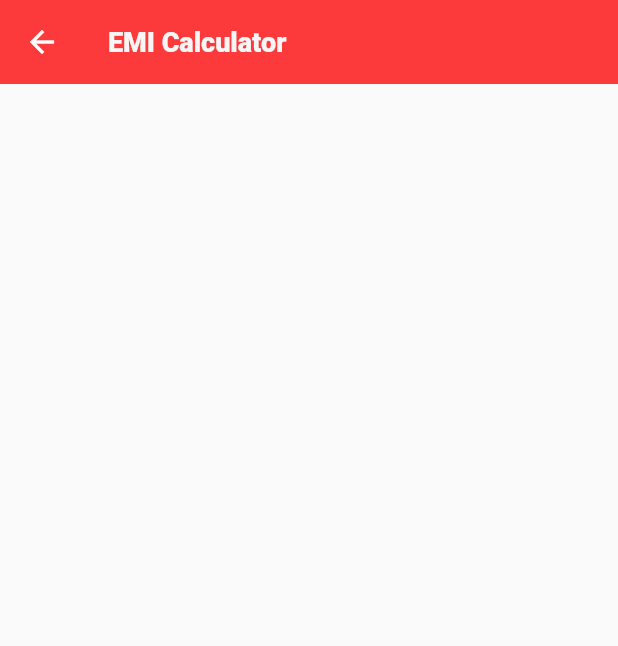
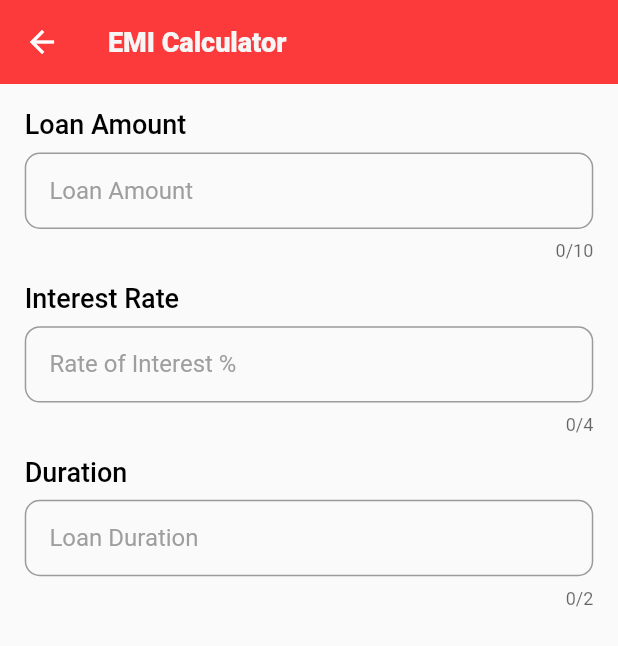
Before and after one commit to DhruvalGorasiya/speed_lone, a Flutter app: the EmiCalculatorView screen opened by its route, on a phone screen of 412 x 824 dp. Shown: the top 646 px of the screen. Run offline on Flutter 3.47's test engine with Material 2 defaults, Android fonts, the phone set to English and light mode, and no system bars; our stand-ins replace get.

Commit message:
textfield
textfield

```diff
--- a/lib/controller/emi_calculator_controller.dart
+++ b/lib/controller/emi_calculator_controller.dart
@@ -1,5 +1,8 @@
+import 'package:flutter/material.dart';
 import 'package:get/get.dart';
 
-class EmiCalculatorController extends GetxController{
-
+class EmiCalculatorController extends GetxController {
+  TextEditingController loanAmountController = TextEditingController();
+  TextEditingController interestRateController = TextEditingController();
+  TextEditingController durationController = TextEditingController();
 }
--- a/lib/model/redeemed_model.dart
+++ b/lib/model/redeemed_model.dart
@@ -56,5 +56,4 @@ List<RedeemedModel> redeemedList = [
     maxLoneAmount: 10000,
     minLoneAmount: 500000,
   ),
-
 ];
--- a/lib/utils/colors_constant.dart
+++ b/lib/utils/colors_constant.dart
@@ -1,7 +1,8 @@
-import 'dart:ui';
+import 'package:flutter/material.dart';
 
 class ColorConstant {
   static const primaryColor = Color(0xfffd3a3b);
   static const black = Color(0xff000000);
   static const white = Color(0xfff6f6f6);
+  static const grey = Colors.grey;
 }
--- a/lib/utils/text_style_constant.dart
+++ b/lib/utils/text_style_constant.dart
@@ -14,4 +14,8 @@ class TextStyleConstant {
       color: ColorConstant.primaryColor,
       fontSize: 18,
       fontWeight: FontWeight.w900);
+  static const boldGrey18 = TextStyle(
+      color: ColorConstant.grey, fontSize: 16, fontWeight: FontWeight.w400);
+  static const boldBlack18 = TextStyle(
+      color: ColorConstant.black, fontSize: 18, fontWeight: FontWeight.w500);
 }
--- a/lib/view/emi_calculator_view.dart
+++ b/lib/view/emi_calculator_view.dart
@@ -4,6 +4,7 @@ import 'package:lone_counter/controller/emi_calculator_controller.dart';
 import 'package:lone_counter/utils/colors_constant.dart';
 import 'package:lone_counter/utils/string_constant.dart';
 import 'package:lone_counter/utils/text_style_constant.dart';
+import 'package:lone_counter/widget/custom_text_field.dart';
 
 class EmiCalculatorView extends StatelessWidget {
   EmiCalculatorView({Key? key}) : super(key: key);
@@ -16,15 +17,56 @@ class EmiCalculatorView extends StatelessWidget {
         return Scaffold(
           appBar: AppBar(
             // leading: Te,
-            title:Text(StringConstant.emiCalculator,style: TextStyleConstant.bold18.copyWith(color: ColorConstant.white)),
+            title: Text(StringConstant.emiCalculator,
+                style: TextStyleConstant.bold18
+                    .copyWith(color: ColorConstant.white)),
             elevation: 0,
             backgroundColor: ColorConstant.primaryColor,
           ),
-          body: SafeArea(child: Column(children: [
-
-          ],)),
+          body: SafeArea(
+            child: Padding(
+              padding: EdgeInsets.symmetric(
+                  horizontal: Get.width * 0.04, vertical: Get.height * 0.02),
+              child: SingleChildScrollView(
+                child: Column(
+                  children: [
+                    textField("Loan Amount", "Loan Amount",
+                        emiCalculatorController.loanAmountController, 10),
+                    textField("Interest Rate", "Rate of Interest %",
+                        emiCalculatorController.interestRateController, 4),
+                    textField("Duration", "Loan Duration",
+                        emiCalculatorController.durationController, 2),
+                  ],
+                ),
+              ),
+            ),
+          ),
         );
       },
     );
   }
+
+  Widget textField(
+      String title, hintText, TextEditingController controller, int length) {
+    return Column(
+      crossAxisAlignment: CrossAxisAlignment.start,
+      children: [
+        Text(
+          title,
+          style: TextStyleConstant.boldBlack18,
+        ),
+        Container(
+          height: Get.height * 0.085,
+          margin: EdgeInsets.only(
+              top: Get.height * 0.01, bottom: Get.height * 0.02),
+          child: TextFormFieldWidgets(
+            controller: controller,
+            keyboardType: TextInputType.number,
+            hintText: hintText,
+            maxLength: length,
+          ),
+        ),
+      ],
+    );
+  }
 }
--- a/lib/widget/custom_text_field.dart
+++ b/lib/widget/custom_text_field.dart
@@ -0,0 +1,87 @@
+import 'package:flutter/material.dart';
+import 'package:flutter/services.dart';
+import 'package:get/get.dart';
+import 'package:get/get_rx/src/rx_typedefs/rx_typedefs.dart';
+import 'package:lone_counter/utils/text_style_constant.dart';
+
+class TextFormFieldWidgets extends StatelessWidget {
+  final String hintText;
+  final String? suffixIcon;
+  final TextEditingController controller;
+  final String? Function(String?)? validator;
+  final Callback? onTap;
+  final Callback? onTapTextField;
+  final bool? obscureText;
+  final bool? readOnly;
+  final TextInputType keyboardType;
+  final bool? enabled;
+  final FocusNode? focusNode;
+  final TextInputAction? textInputAction;
+  final int maxLength;
+  final bool? isOnlyDigit;
+  final AutovalidateMode? autoValidateMode;
+  final String? errorText;
+  final String? label;
+
+  const TextFormFieldWidgets({
+    super.key,
+    required this.hintText,
+    this.suffixIcon,
+    required this.controller,
+    this.validator,
+    this.onTap,
+    this.obscureText,
+    required this.keyboardType,
+    this.enabled,
+    this.focusNode,
+    this.readOnly,
+    this.textInputAction,
+    this.onTapTextField,
+    required this.maxLength,
+    this.isOnlyDigit,
+    this.autoValidateMode,
+    this.errorText,
+    this.label,
+  });
+
+  @override
+  Widget build(BuildContext context) {
+    return TextFormField(
+      maxLines: maxLength,
+      autovalidateMode: autoValidateMode,
+      onTap: onTapTextField,
+      textInputAction: textInputAction,
+      inputFormatters: [
+        if (isOnlyDigit ?? false) FilteringTextInputFormatter.digitsOnly,
+      ],
+      enabled: enabled,
+      maxLength: maxLength ?? 10,
+      maxLengthEnforcement: MaxLengthEnforcement.truncateAfterCompositionEnds,
+      readOnly: readOnly ?? false,
+      focusNode: focusNode,
+      keyboardType: keyboardType,
+      obscureText: obscureText ?? false,
+      validator: validator,
+      cursorColor: context.theme.dividerColor,
+      controller: controller,
+      style: TextStyleConstant.bold14,
+      textAlignVertical: TextAlignVertical.center,
+      decoration: InputDecoration(
+        fillColor: Colors.red,
+        border: OutlineInputBorder(
+          borderRadius: BorderRadius.circular(10.0),
+        ),
+        labelText: label,
+        floatingLabelStyle: TextStyleConstant.bold14,
+        labelStyle: TextStyleConstant.bold14,
+        contentPadding: EdgeInsets.only(
+          left: Get.width * 0.04,
+          top: Get.height * 0.04,
+        ),
+        errorText: errorText,
+        hintText: hintText,
+        hintStyle: TextStyleConstant.boldGrey18,
+      ),
+    );
+  }
+}
```
